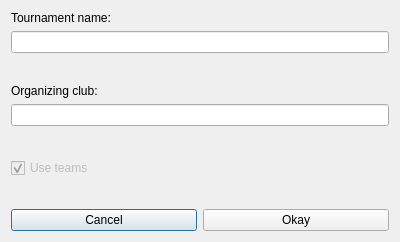
Before: the Qt Designer form ui/DlgTournamentSettings.ui in probonopd/QTournament, drawn with Qt 5.
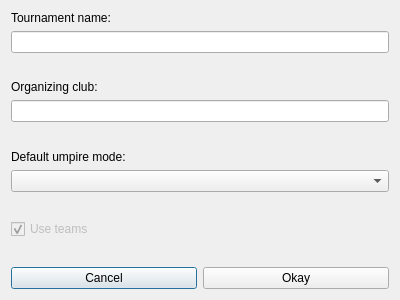
After: the same form once the commit is applied.

Commit message: Extended the tournament settings dialog to define the default umpire setting

Patch:
```diff
--- a/ui/DlgTournamentSettings.ui
+++ b/ui/DlgTournamentSettings.ui
@@ -7,7 +7,7 @@
     <x>0</x>
     <y>0</y>
     <width>400</width>
-    <height>242</height>
+    <height>300</height>
    </rect>
   </property>
   <property name="windowTitle">
@@ -62,6 +62,29 @@
        </property>
       </spacer>
      </item>
+     <item>
+      <widget class="QLabel" name="label_3">
+       <property name="text">
+        <string>Default umpire mode:</string>
+       </property>
+      </widget>
+     </item>
+     <item>
+      <widget class="QComboBox" name="cbUmpire"/>
+     </item>
+     <item>
+      <spacer name="verticalSpacer_4">
+       <property name="orientation">
+        <enum>Qt::Vertical</enum>
+       </property>
+       <property name="sizeHint" stdset="0">
+        <size>
+         <width>20</width>
+         <height>40</height>
+        </size>
+       </property>
+      </spacer>
+     </item>
      <item>
       <widget class="QCheckBox" name="cbUseTeams">
        <property name="enabled">
```
Left out of the diff: 17 changed lines with no effect on the pictures. The commit also changes 4 other files.
